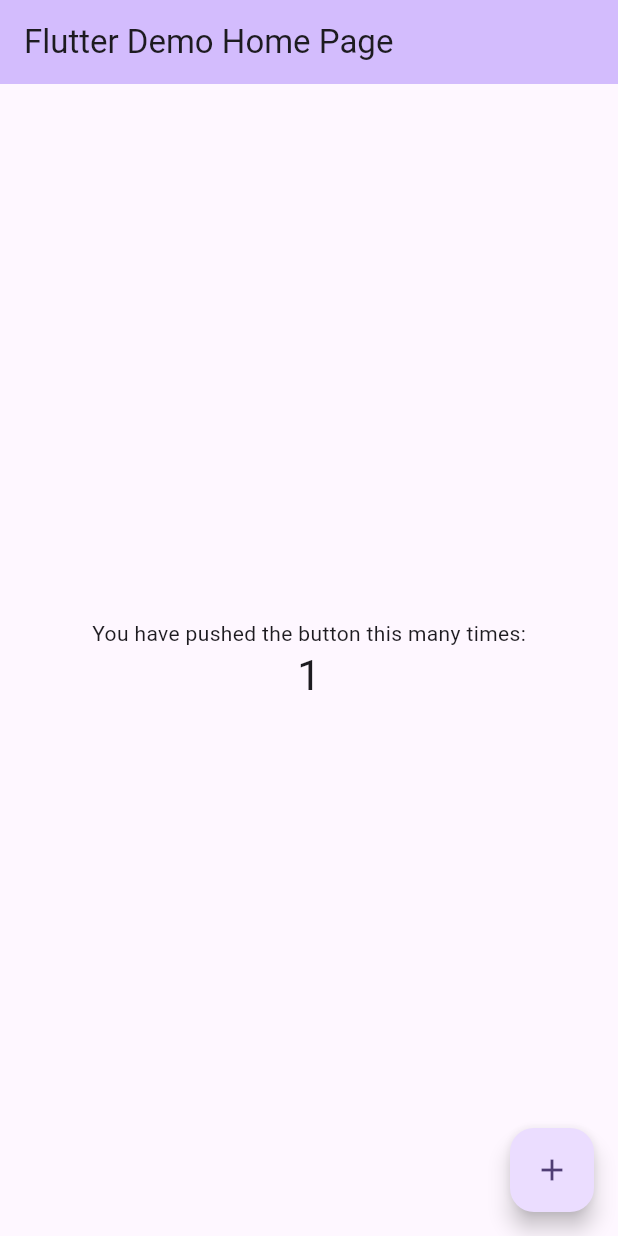
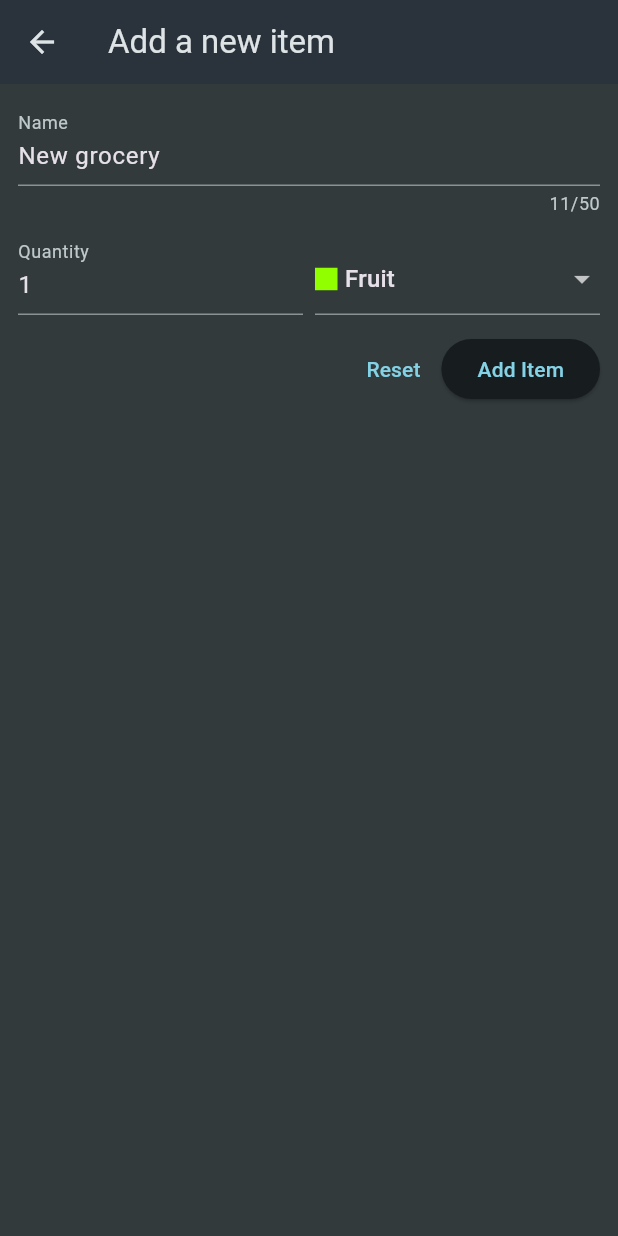
Before and after one commit to shinjikhun73/W12-QUIZ, a Flutter app: the screen it shows after launch, after a tap on the "add" icon, on a phone screen of 412 x 824 dp. Run offline on Flutter 3.47's test engine with Material 3 defaults, Android fonts, the phone set to English and light mode, and no system bars.

Commit message:
almost done

```diff
--- /dev/null
+++ b/lib/data/mock_grocery_repository.dart
@@ -0,0 +1,19 @@
+import '../models/grocery.dart';
+
+final dummyGroceryItems = [
+  const Grocery(
+      id: 'a',
+      name: 'Milk',
+      quantity: 1,
+      category: GroceryCategory.dairy),
+  const Grocery(
+      id: 'b',
+      name: 'Bananas',
+      quantity: 5,
+      category: GroceryCategory.fruit),
+  const Grocery(
+      id: 'c',
+      name: 'Beef Steak',
+      quantity: 1,
+      category: GroceryCategory.meat),
+];
--- a/lib/main.dart
+++ b/lib/main.dart
@@ -1,4 +1,5 @@
 import 'package:flutter/material.dart';
+import 'ui/groceries/grocery_list.dart';
 
 void main() {
   runApp(const MyApp());
@@ -11,112 +12,17 @@ class MyApp extends StatelessWidget {
   @override
   Widget build(BuildContext context) {
     return MaterialApp(
-      title: 'Flutter Demo',
-      theme: ThemeData(
-        // This is the theme of your application.
-        //
-        // TRY THIS: Try running your application with "flutter run". You'll see
-        // the application has a purple toolbar. Then, without quitting the app,
-        // try changing the seedColor in the colorScheme below to Colors.green
-        // and then invoke "hot reload" (save your changes or press the "hot
-        // reload" button in a Flutter-supported IDE, or press "r" if you used
-        // the command line to start the app).
-        //
-        // Notice that the counter didn't reset back to zero; the application
-        // state is not lost during the reload. To reset the state, use hot
-        // restart instead.
-        //
-        // This works for code too, not just values: Most code changes can be
-        // tested with just a hot reload.
-        colorScheme: .fromSeed(seedColor: Colors.deepPurple),
+      debugShowCheckedModeBanner: false,
+      title: 'Flutter Groceries',
+      theme: ThemeData.dark().copyWith(
+        colorScheme: ColorScheme.fromSeed(
+          seedColor: const Color.fromARGB(255, 147, 229, 250),
+          brightness: Brightness.dark,
+          surface: const Color.fromARGB(255, 42, 51, 59),
+        ),
+        scaffoldBackgroundColor: const Color.fromARGB(255, 50, 58, 60),
       ),
-      home: const MyHomePage(title: 'Flutter Demo Home Page'),
+      home: const GroceryList(),
     );
   }
 }
-
-class MyHomePage extends StatefulWidget {
-  const MyHomePage({super.key, required this.title});
-
-  // This widget is the home page of your application. It is stateful, meaning
-  // that it has a State object (defined below) that contains fields that affect
-  // how it looks.
-
-  // This class is the configuration for the state. It holds the values (in this
-  // case the title) provided by the parent (in this case the App widget) and
-  // used by the build method of the State. Fields in a Widget subclass are
-  // always marked "final".
-
-  final String title;
-
-  @override
-  State<MyHomePage> createState() => _MyHomePageState();
-}
-
-class _MyHomePageState extends State<MyHomePage> {
-  int _counter = 0;
-
-  void _incrementCounter() {
-    setState(() {
-      // This call to setState tells the Flutter framework that something has
-      // changed in this State, which causes it to rerun the build method below
-      // so that the display can reflect the updated values. If we changed
-      // _counter without calling setState(), then the build method would not be
-      // called again, and so nothing would appear to happen.
-      _counter++;
-    });
-  }
-
-  @override
-  Widget build(BuildContext context) {
-    // This method is rerun every time setState is called, for instance as done
-    // by the _incrementCounter method above.
-    //
-    // The Flutter framework has been optimized to make rerunning build methods
-    // fast, so that you can just rebuild anything that needs updating rather
-    // than having to individually change instances of widgets.
-    return Scaffold(
-      appBar: AppBar(
-        // TRY THIS: Try changing the color here to a specific color (to
-        // Colors.amber, perhaps?) and trigger a hot reload to see the AppBar
-        // change color while the other colors stay the same.
-        backgroundColor: Theme.of(context).colorScheme.inversePrimary,
-        // Here we take the value from the MyHomePage object that was created by
-        // the App.build method, and use it to set our appbar title.
-        title: Text(widget.title),
-      ),
-      body: Center(
-        // Center is a layout widget. It takes a single child and positions it
-        // in the middle of the parent.
-        child: Column(
-          // Column is also a layout widget. It takes a list of children and
-          // arranges them vertically. By default, it sizes itself to fit its
-          // children horizontally, and tries to be as tall as its parent.
-          //
-          // Column has various properties to control how it sizes itself and
-          // how it positions its children. Here we use mainAxisAlignment to
-          // center the children vertically; the main axis here is the vertical
-          // axis because Columns are vertical (the cross axis would be
-          // horizontal).
-          //
-          // TRY THIS: Invoke "debug painting" (choose the "Toggle Debug Paint"
-          // action in the IDE, or press "p" in the console), to see the
-          // wireframe for each widget.
-          mainAxisAlignment: .center,
-          children: [
-            const Text('You have pushed the button this many times:'),
-            Text(
-              '$_counter',
-              style: Theme.of(context).textTheme.headlineMedium,
-            ),
-          ],
-        ),
-      ),
-      floatingActionButton: FloatingActionButton(
-        onPressed: _incrementCounter,
-        tooltip: 'Increment',
-        child: const Icon(Icons.add),
-      ),
-    );
-  }
-}
--- /dev/null
+++ b/lib/models/grocery.dart
@@ -0,0 +1,35 @@
+import 'dart:ui';
+
+
+class Grocery {
+  const Grocery({
+    required this.id,
+    required this.name,
+    required this.quantity,
+    required this.category,
+  });
+
+  final String id;
+  final String name;
+  final int quantity;
+  final GroceryCategory category;
+}
+
+
+enum GroceryCategory {
+  vegetables('Vegetables', Color.fromARGB(255, 0, 255, 128)),
+  fruit('Fruit', Color.fromARGB(255, 145, 255, 0)),
+  meat('Meat', Color.fromARGB(255, 255, 102, 0)),
+  dairy('Dairy', Color.fromARGB(255, 0, 208, 255)),
+  carbs('Carbs', Color.fromARGB(255, 0, 60, 255)),
+  sweets('Sweets', Color.fromARGB(255, 255, 149, 0)),
+  spices('Spices', Color.fromARGB(255, 255, 187, 0)),
+  convenience('Convenience', Color.fromARGB(255, 191, 0, 255)),
+  hygiene('Hygiene', Color.fromARGB(255, 149, 0, 255)),
+  other('Other', Color.fromARGB(255, 0, 225, 255));
+
+  final String label;
+  final Color color;
+
+  const GroceryCategory(this.label, this.color);
+}
--- /dev/null
+++ b/lib/ui/groceries/grocery_form.dart
@@ -0,0 +1,119 @@
+import 'package:flutter/foundation.dart';
+import 'package:flutter/material.dart';
+
+import '../../models/grocery.dart';
+
+class NewItem extends StatefulWidget {
+  const NewItem({super.key});
+
+  @override
+  State<NewItem> createState() {
+    return _NewItemState();
+  }
+}
+
+class _NewItemState extends State<NewItem> {
+  // Default settings
+  static const defautName = "New grocery";
+  static const defaultQuantity = 1;
+  static const defaultCategory = GroceryCategory.fruit;
+
+  // Inputs
+  final _nameController = TextEditingController();
+  final _quantityController = TextEditingController();
+  GroceryCategory _selectedCategory = defaultCategory;
+
+  @override
+  void initState() {
+    super.initState();
+
+    // Initialize intputs with default settings
+    _nameController.text = defautName;
+    _quantityController.text = defaultQuantity.toString();
+  }
+
+  @override
+  void dispose() {
+    super.dispose();
+
+    // Dispose the controlers
+    _nameController.dispose();
+    _quantityController.dispose();
+  }
+
+  void onReset() {
+    // Will be implemented later - Reset all fields to the initial values
+  }
+
+  void onAdd() {
+    // Will be implemented later - Create and return the new grocery
+  }
+
+  @override
+  Widget build(BuildContext context) {
+    return Scaffold(
+      appBar: AppBar(title: const Text('Add a new item')),
+      body: Padding(
+        padding: const EdgeInsets.all(12),
+        child: Column(
+          children: [
+            TextField(
+              controller: _nameController,
+              maxLength: 50,
+              decoration: const InputDecoration(label: Text('Name')),
+            ),
+            const SizedBox(height: 10),
+            Row(
+              crossAxisAlignment: CrossAxisAlignment.end,
+              children: [
+                Expanded(
+                  child: TextField(
+                    controller: _quantityController,
+                    decoration: const InputDecoration(label: Text('Quantity')),
+                  ),
+                ),
+                const SizedBox(width: 8),
+                Expanded(
+                  child: DropdownButtonFormField<GroceryCategory>(
+                    initialValue: _selectedCategory,
+                    items: GroceryCategory.values.map((category) {
+                      return DropdownMenuItem(
+                        value: category,
+                        child: Row(
+                          children: [
+                            Container(
+                              width: 15,
+                              height: 15,
+                              color: category.color,
+                            ),
+                            const SizedBox(width: 5),
+                            Text(category.label),
+                          ],
+                        ),
+                      );
+                    }).toList(),
+                    onChanged: (value) {
+                      if (value != null) {
+                        setState(() {
+                          _selectedCategory = value;
+                        });
+                      }
+                    },
+                  ),
+                ),
+              ],
+            ),
+            const SizedBox(height: 12),
+            Row(
+              mainAxisAlignment: MainAxisAlignment.end,
+              children: [
+                TextButton(onPressed: onReset, child: const Text('Reset')),
+                ElevatedButton(onPressed: onAdd, child: const Text('Add Item')),
+              ],
+            ),
+          ],
+        ),
+      ),
+    );
+  }
+}
--- /dev/null
+++ b/lib/ui/groceries/grocery_list.dart
@@ -0,0 +1,64 @@
+import 'package:flutter/material.dart';
+import 'package:w12_quiz/ui/groceries/grocery_form.dart';
+
+import '../../data/mock_grocery_repository.dart';
+import '../../models/grocery.dart';
+
+class GroceryList extends StatefulWidget {
+  const GroceryList({super.key});
+
+  @override
+  State<GroceryList> createState() => _GroceryListState();
+}
+
+class _GroceryListState extends State<GroceryList> {
+  void onCreate() async {
+    // TODO-4 - Navigate to the form screen using the Navigator push
+    final newItem = await Navigator.push(
+      context,
+      MaterialPageRoute(builder: (context) => const NewItem()),
+    );
+    if (newItem != null) {
+      setState(() {
+        dummyGroceryItems.add(newItem as Grocery);
+      });
+    }
+  }
+
+  @override
+  Widget build(BuildContext context) {
+    Widget content = const Center(child: Text('No items added yet.'));
+
+    if (dummyGroceryItems.isNotEmpty) {
+      //  Display groceries with an Item builder and  LIst Tile
+      content = ListView.builder(
+        itemCount: dummyGroceryItems.length,
+        itemBuilder: (context, index) =>
+            GroceryItem(grocery: dummyGroceryItems[index]),
+      );
+    }
+
+    return Scaffold(
+      appBar: AppBar(
+        title: const Text('Your Groceries'),
+        actions: [IconButton(onPressed: onCreate, icon: const Icon(Icons.add))],
+      ),
+      body: content,
+    );
+  }
+}
+
+class GroceryItem extends StatelessWidget {
+  const GroceryItem({super.key, required this.grocery});
+
+  final Grocery grocery;
+
+  @override
+  Widget build(BuildContext context) {
+    return ListTile(
+      leading: Container(color: grocery.category.color, width: 15, height: 15),
+      title: Text(grocery.name),
+      trailing: Text(grocery.quantity.toString()),
+    );
+  }
+}
```
